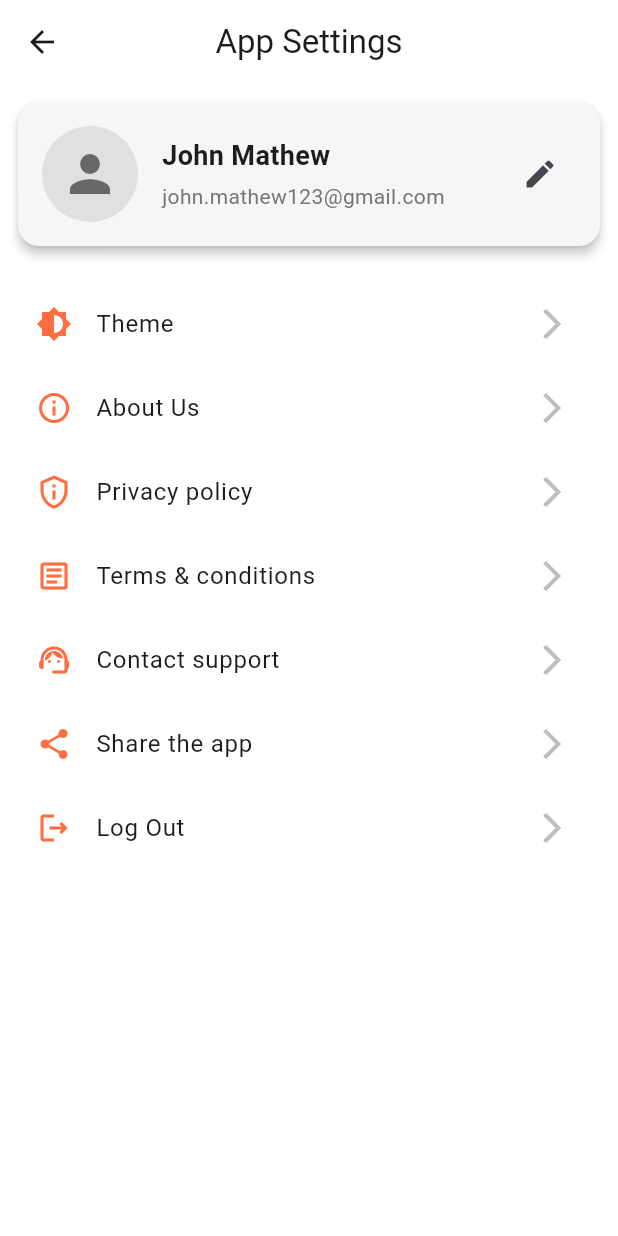
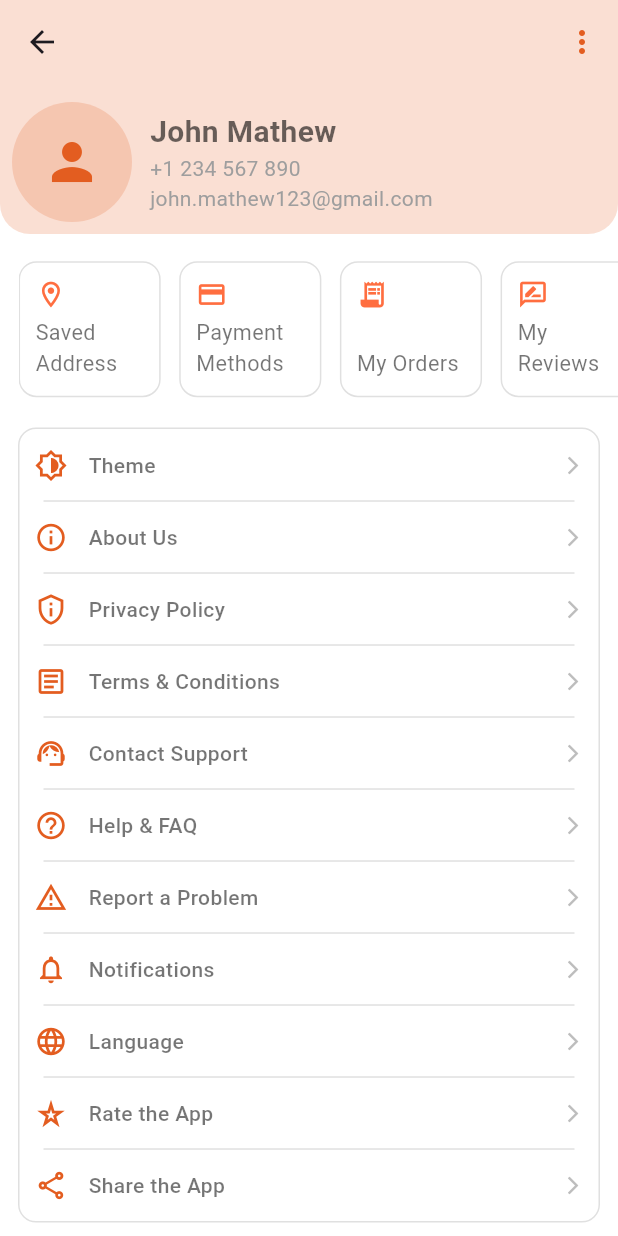
Before and after one commit to itsSreeRag/oman_app, a Flutter app: the AppSettingsPage screen opened directly, on a phone screen of 412 x 824 dp. Run offline on Flutter 3.47's test engine with Material 3 defaults, Android fonts, the phone set to English and light mode, and no system bars; our stand-ins replace animated_bottom_navigation_bar, cached_network_image; network calls fail.

Commit message:
ui: change the design of setting page and nav bar

```diff
--- a/lib/screens/app_settings_page/app_settings_page.dart
+++ b/lib/screens/app_settings_page/app_settings_page.dart
@@ -1,6 +1,7 @@
 import 'package:flutter/material.dart';
-import 'package:ui_test_app/screens/app_settings_page/widgets/profile_detail_card.dart';
+import 'package:ui_test_app/screens/app_settings_page/widgets/settings_page_app_bar.dart';
 import 'package:ui_test_app/screens/app_settings_page/widgets/settings_page_items.dart';
+import 'package:ui_test_app/screens/app_settings_page/widgets/settings_page_vertical_list.dart';
 
 class AppSettingsPage extends StatelessWidget {
   const AppSettingsPage({super.key});
@@ -8,23 +9,20 @@ class AppSettingsPage extends StatelessWidget {
   @override
   Widget build(BuildContext context) {
     return Scaffold(
-      appBar: AppBar(
-        title: Text('App Settings'),
-        centerTitle: true,
-        backgroundColor: Colors.white,
-      ),
-      body: Padding(
-        padding: const EdgeInsets.all(8.0),
-        child: Column(
-          children: [
-            ProfileDetailsCard(
-              name: "John Mathew",
-              email: "john.mathew123@gmail.com",
+      body: CustomScrollView(
+        slivers: [
+          SettingPageAppBar(),
+          SliverPadding(
+            padding: const EdgeInsets.only(
+              bottom: kBottomNavigationBarHeight + 10,
             ),
-            SizedBox(height: 20),
-            Expanded(child: SettingsPageItems()),
-          ],
-        ),
+            sliver: SliverToBoxAdapter(
+              child: Column(
+                children: [SettingsPageVertical(), SettingsPageItems()],
+              ),
+            ),
+          ),
+        ],
       ),
     );
   }
--- /dev/null
+++ b/lib/screens/app_settings_page/widgets/setting_page_profile_card.dart
@@ -0,0 +1,52 @@
+import 'package:flutter/material.dart';
+import 'package:ui_test_app/constants/app_color_constants.dart';
+
+class ProfileCard extends StatelessWidget {
+  const ProfileCard({super.key});
+
+  @override
+  Widget build(BuildContext context) {
+    return Padding(
+      padding: const EdgeInsets.all(8.0),
+      child: Row(
+        children: [
+          CircleAvatar(
+            radius: 40,
+            backgroundColor: AppColors.primary.withAlpha(50),
+            child: Icon(Icons.person, size: 40, color: AppColors.primary),
+          ),
+          SizedBox(width: 12),
+          Column(
+            crossAxisAlignment: CrossAxisAlignment.start,
+            children: [
+              Text(
+                'John Mathew',
+                style: TextStyle(
+                  color: AppColors.black.withAlpha(150),
+                  fontSize: 20,
+                  fontWeight: FontWeight.bold,
+                ),
+              ),
+              Text(
+                '+1 234 567 890',
+                style: TextStyle(
+                  color: AppColors.hintText,
+                  fontSize: 14,
+                  fontWeight: FontWeight.w400,
+                ),
+              ),
+              Text(
+                'john.mathew123@gmail.com',
+                style: TextStyle(
+                  color: AppColors.hintText,
+                  fontSize: 14,
+                  fontWeight: FontWeight.w400,
+                ),
+              ),
+            ],
+          ),
+        ],
+      ),
+    );
+  }
+}
--- a/lib/screens/app_settings_page/widgets/settings_page_items.dart
+++ b/lib/screens/app_settings_page/widgets/settings_page_items.dart
@@ -1,4 +1,5 @@
 import 'package:flutter/material.dart';
+import 'package:ui_test_app/constants/app_color_constants.dart';
 import 'package:ui_test_app/screens/about_us_page/about_us.dart';
 import 'package:ui_test_app/screens/sample_page/sample_page.dart';
 
@@ -10,96 +11,150 @@ class SettingsPageItems extends StatelessWidget {
     List<SettingsPageItemsModel> items = [
       SettingsPageItemsModel(
         title: 'Theme',
-        icon: Icons.brightness_6,
-        navigation: SamplePage(icon: Icons.brightness_6, title: 'Theme'),
+        icon: Icons.brightness_6_outlined,
+        navigation: SamplePage(
+          title: 'Theme',
+          icon: Icons.brightness_6_outlined,
         ),
+      ),
+
       SettingsPageItemsModel(
         title: 'About Us',
         icon: Icons.info_outline,
         navigation: AboutUs(),
       ),
+
       SettingsPageItemsModel(
-        title: 'Privacy policy',
+        title: 'Privacy Policy',
         icon: Icons.privacy_tip_outlined,
         navigation: SamplePage(
-          title: 'Privacy policy',
+          title: 'Privacy Policy',
           icon: Icons.privacy_tip_outlined,
         ),
       ),
       SettingsPageItemsModel(
-        title: 'Terms & conditions',
+        title: 'Terms & Conditions',
         icon: Icons.article_outlined,
         navigation: SamplePage(
-          title: 'Terms & conditions',
+          title: 'Terms & Conditions',
           icon: Icons.article_outlined,
         ),
       ),
+
       SettingsPageItemsModel(
-        title: 'Contact support',
-        icon: Icons.support_agent,
+        title: 'Contact Support',
+        icon: Icons.support_agent_outlined,
         navigation: SamplePage(
-          title: 'Contact support',
-          icon: Icons.support_agent,
+          title: 'Contact Support',
+          icon: Icons.support_agent_outlined,
         ),
       ),
       SettingsPageItemsModel(
-        title: 'Share the app',
-        icon: Icons.share,
-        navigation: SamplePage(title: 'Share the app', icon: Icons.share),
+        title: 'Help & FAQ',
+        icon: Icons.help_outline,
+        navigation: SamplePage(title: 'Help & FAQ', icon: Icons.help_outline),
       ),
       SettingsPageItemsModel(
-        title: 'Log Out',
-        icon: Icons.logout_outlined,
-        navigation: null,
+        title: 'Report a Problem',
+        icon: Icons.report_problem_outlined,
+        navigation: SamplePage(
+          title: 'Report a Problem',
+          icon: Icons.report_problem_outlined,
+        ),
+      ),
+
+      SettingsPageItemsModel(
+        title: 'Notifications',
+        icon: Icons.notifications_outlined,
+        navigation: SamplePage(
+          title: 'Notifications',
+          icon: Icons.notifications_outlined,
+        ),
+      ),
+      SettingsPageItemsModel(
+        title: 'Language',
+        icon: Icons.language_outlined,
+        navigation: SamplePage(
+          title: 'Language',
+          icon: Icons.language_outlined,
+        ),
+      ),
+
+      SettingsPageItemsModel(
+        title: 'Rate the App',
+        icon: Icons.star_rate_outlined,
+        navigation: SamplePage(
+          title: 'Rate the App',
+          icon: Icons.star_rate_outlined,
+        ),
+      ),
+      SettingsPageItemsModel(
+        title: 'Share the App',
+        icon: Icons.share_outlined,
+        navigation: SamplePage(
+          title: 'Share the App',
+          icon: Icons.share_outlined,
+        ),
       ),
     ];
-    return ListView.builder(
+
+    return Container(
+      margin: EdgeInsets.all(12.0),
+      decoration: BoxDecoration(
+        border: Border.all(color: Colors.grey.shade300, width: 1),
+        borderRadius: BorderRadius.circular(12),
+      ),
+      child: ListView.separated(
+        padding: EdgeInsets.symmetric(vertical: 8.0),
+        shrinkWrap: true,
         physics: NeverScrollableScrollPhysics(),
+        separatorBuilder: (context, index) => Padding(
+          padding: EdgeInsets.symmetric(horizontal: 16.0, vertical: 0),
+          child: Divider(color: Colors.grey.shade300),
+        ),
+
         itemBuilder: (context, index) {
           final item = items[index];
-        return ListTile(
-          leading: Icon(item.icon, color: Colors.deepOrangeAccent),
-          title: Text(
+
+          return InkWell(
+            onTap: () => Navigator.push(
+              context,
+              PageRouteBuilder(
+                transitionDuration: const Duration(milliseconds: 300),
+                pageBuilder: (_, animation, __) => item.navigation,
+                transitionsBuilder: (_, animation, __, child) {
+                  return FadeTransition(opacity: animation, child: child);
+                },
+              ),
+            ),
+            child: Container(
+              margin: EdgeInsets.symmetric(horizontal: 10.0, vertical: 5),
+              child: Row(
+                children: [
+                  Icon(item.icon, color: AppColors.primary, weight: 0.05, size: 22),
+                  SizedBox(width: 14),
+                  Text(
                     item.title,
-            style: TextStyle(fontSize: 16, fontWeight: FontWeight.w400),
+                    textAlign: TextAlign.left,
+                    style: TextStyle(
+                      fontSize: 14,
+                      fontWeight: FontWeight.w500,
+                      color: Colors.black54,
                     ),
-          trailing: Icon(Icons.arrow_forward_ios, color: Colors.grey.shade400),
-          onTap: () {
-            if (item.title == 'Log Out') {
-              showDialog(
-                context: context,
-                builder: (context) => AlertDialog(
-                  title: const Text('Log Out'),
-                  content: const Text('Are you sure you want to log out?'),
-                  actions: [
-                    TextButton(
-                      onPressed: () {
-                        Navigator.pop(context);
-                      },
-                      child: const Text('Cancel'),
                   ),
-                    TextButton(
-                      onPressed: () {
-                        Navigator.pop(context);
-                      },
-                      child: const Text(
-                        'Log Out',
-                        style: TextStyle(color: Colors.red),
-                      ),
+                  Spacer(),
+                  Icon(
+                    Icons.arrow_forward_ios,
+                    color: Colors.grey.shade400,
+                    size: 14,
                   ),
                 ],
               ),
-              );
-            } else {
-              Navigator.push(
-                context,
-                MaterialPageRoute(builder: (context) => item.navigation!),
-              );
-            }
-          },
+            ),
           );
         },
         itemCount: items.length,
+      ),
     );
   }
 }
@@ -107,7 +162,7 @@ class SettingsPageItems extends StatelessWidget {
 class SettingsPageItemsModel {
   final String title;
   final IconData icon;
-  final Widget? navigation;
+  final Widget navigation;
 
   SettingsPageItemsModel({
     required this.title,
--- /dev/null
+++ b/lib/screens/app_settings_page/widgets/settings_page_vertical_list.dart
@@ -0,0 +1,88 @@
+import 'package:flutter/material.dart';
+
+class SettingsPageVertical extends StatelessWidget {
+  const SettingsPageVertical({super.key});
+
+  @override
+  Widget build(BuildContext context) {
+    final screenWidth = MediaQuery.of(context).size.width;
+    final screenHeight = MediaQuery.of(context).size.height;
+
+    List<SettingsPageItemsModel> items = [
+      SettingsPageItemsModel(
+        title: 'Saved Address',
+        icon: Icons.location_on_outlined,
+      ),
+      SettingsPageItemsModel(
+        title: 'Payment Methods',
+        icon: Icons.payment,
+      ),
+      SettingsPageItemsModel(
+        title: 'My Orders',
+        icon: Icons.receipt_long,
+      ),
+      SettingsPageItemsModel(
+        title: 'My Reviews',
+        icon: Icons.rate_review_outlined,
+      ),
+    ];
+
+    return Container(
+      height: screenHeight * 0.13,
+      margin: EdgeInsets.only(
+        top: screenHeight * 0.012,
+        left: screenWidth * 0.03,
+      ),
+      child: ListView.separated(
+        padding: EdgeInsets.symmetric(vertical: screenHeight * 0.01),
+        shrinkWrap: true,
+        scrollDirection: Axis.horizontal,
+        separatorBuilder: (context, index) => SizedBox(width: screenWidth * 0.03),
+        itemBuilder: (context, index) {
+          final item = items[index];
+          return InkWell(
+            onTap: () {},
+            child: Container(
+              width: screenWidth * 0.23,
+              padding: EdgeInsets.all(screenWidth * 0.025),
+              decoration: BoxDecoration(
+                border: Border.all(color: Colors.grey.shade300, width: 1),
+                borderRadius: BorderRadius.circular(12),
+              ),
+              child: Column(
+                crossAxisAlignment: CrossAxisAlignment.start,
+                children: [
+                  Icon(
+                    item.icon,
+                    color: Colors.deepOrangeAccent,
+                    size: screenWidth * 0.05,
+                  ),
+                  Spacer(),
+                  Text(
+                    item.title,
+                    style: TextStyle(
+                      fontSize: screenWidth * 0.035,
+                      fontWeight: FontWeight.w400,
+                      color: Colors.black54,
+                    ),
+                  ),
+                ],
+              ),
+            ),
+          );
+        },
+        itemCount: items.length,
+      ),
+    );
+  }
+}
+
+class SettingsPageItemsModel {
+  final String title;
+  final IconData icon;
+
+  SettingsPageItemsModel({
+    required this.title,
+    required this.icon,
+  });
+}
--- a/lib/screens/home_page/widgets/home_popular_real_estate.dart
+++ b/lib/screens/home_page/widgets/home_popular_real_estate.dart
@@ -49,7 +49,6 @@ class HomePagePopularInRealestate extends StatelessWidget {
                 bed: "6",
                 bath: "6",
                 imageUrl: "assets/product1.jpg",
-
               );
             },
           ),
--- a/pubspec.yaml
+++ b/pubspec.yaml
@@ -37,6 +37,7 @@ dependencies:
   persistent_bottom_nav_bar: ^6.2.1
   zoom_sliver_app_bar: ^0.0.3
   cached_network_image: ^3.4.1
+  animated_bottom_navigation_bar: ^1.4.0
 
 dev_dependencies:
   flutter_test:
```
Also changed, not shown: lib/screens/app_settings_page/widgets/settings_page_app_bar.dart (added, +96 -0 lines), lib/screens/home_page/home_page.dart (+1 -6 lines), lib/screens/nav_bar/nav_bar.dart (+141 -63 lines), pubspec.lock. Lines whose indentation alone changed are shown as unchanged.
